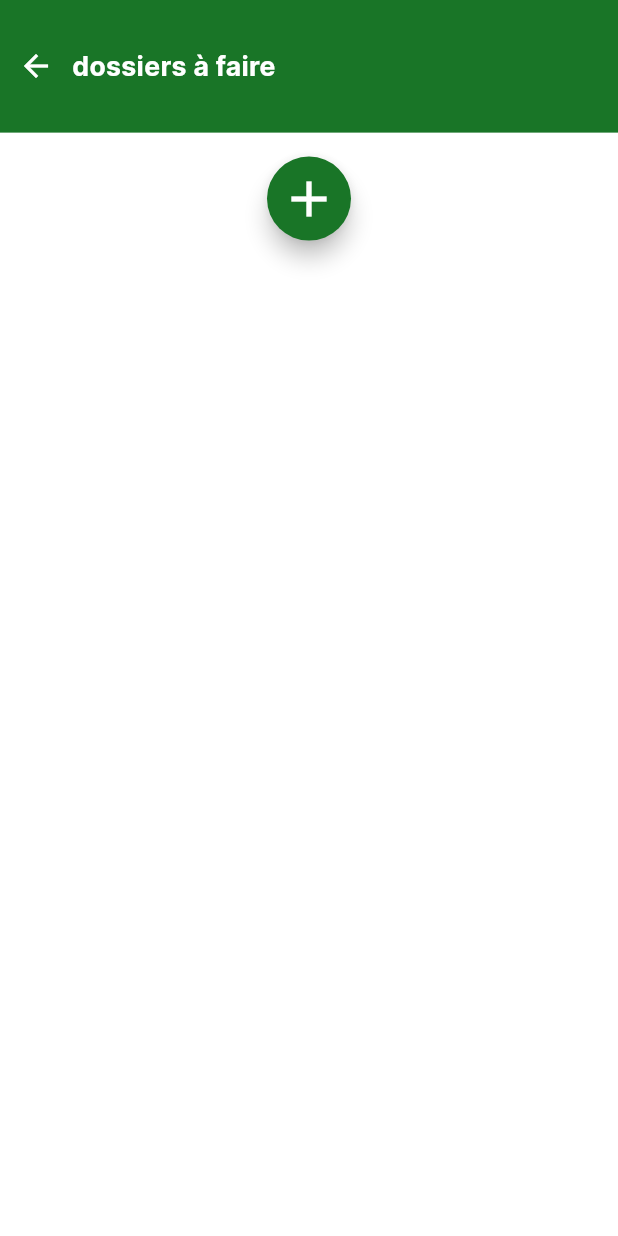
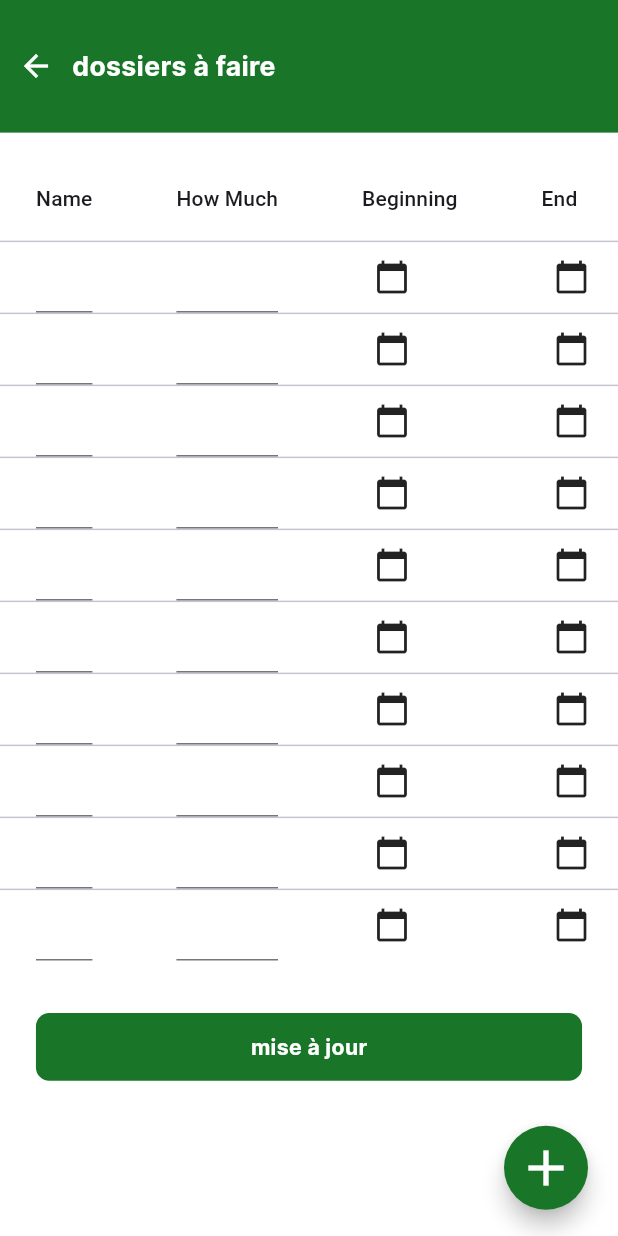
Before and after one commit to kesoth/Articles-App, a Flutter app: the P3ArticlesScreen screen opened by its route, after a tap on the "add" icon, on a phone screen of 412 x 824 dp. Run offline on Flutter 3.47's test engine with Material 3 defaults, Android fonts, the phone set to English and light mode, and no system bars; our stand-ins replace bloc, cloud_firestore, easy_localization, equatable, file_picker, firebase_auth and 8 more; missing offline and left inert: flutter_pdfview; accounts and stored records are empty.

Commit message:
article tables adding, saving, loading done

```diff
--- a/assets/translations/de-DE.json
+++ b/assets/translations/de-DE.json
@@ -54,5 +54,6 @@
     "incorrectOldPassword": "Falsches altes Passwort",
     "passwordMismatch": "Neues Passwort und Bestätigungspasswort stimmen nicht überein",
     "wrongOldPassEntered": "Falsches altes Passwort eingegeben",
-    "passwordUpdateSuccess": "Passwort erfolgreich aktualisiert"
+    "passwordUpdateSuccess": "Passwort erfolgreich aktualisiert",
+    "update": "aktualisieren"
 }
--- a/assets/translations/fr-FR.json
+++ b/assets/translations/fr-FR.json
@@ -54,5 +54,6 @@
     "incorrectOldPassword": "Ancien mot de passe incorrect",
     "passwordMismatch": "Le nouveau mot de passe et la confirmation du mot de passe ne correspondent pas",
     "wrongOldPassEntered": "Ancien mot de passe erroné saisi",
-    "passwordUpdateSuccess": "Mot de passe mis à jour avec succès"
+    "passwordUpdateSuccess": "Mot de passe mis à jour avec succès",
+    "update": "mise à jour"
 }
--- /dev/null
+++ b/lib/views/custom_widgets/data_table.dart
@@ -0,0 +1,154 @@
+import 'package:flutter/material.dart';
+
+class MyTable extends StatefulWidget {
+  final List<String> textFieldValues;
+  final List<DateTime?> selectedDates;
+  final Function(List<String>, List<DateTime?>) onUpdate;
+
+  const MyTable({
+    Key? key,
+    required this.textFieldValues,
+    required this.selectedDates,
+    required this.onUpdate,
+  }) : super(key: key);
+
+  @override
+  _MyTableState createState() => _MyTableState();
+}
+
+class _MyTableState extends State<MyTable> {
+  late final List<DataRow> _rows;
+  late final List<TextEditingController> _textControllers;
+
+  @override
+  void initState() {
+    super.initState();
+    _textControllers = List.generate(20,
+        (index) => TextEditingController(text: widget.textFieldValues[index]));
+    _rows = List<DataRow>.generate(
+      10,
+      (index) => DataRow(
+        cells: [
+          DataCell(TextField(
+            controller: _textControllers[index * 2],
+            onChanged: (_) => _updateTableData(),
+          )),
+          DataCell(TextField(
+            controller: _textControllers[index * 2 + 1],
+            onChanged: (_) => _updateTableData(),
+          )),
+          DataCell(_DateCell(
+            initialDate: widget.selectedDates[index],
+            onDateSelected: (DateTime? date) {
+              setState(() {
+                widget.selectedDates[index] = date;
+              });
+              _updateTableData();
+            },
+          )),
+          DataCell(_DateCell(
+            initialDate: widget.selectedDates[index],
+            onDateSelected: (DateTime? date) {
+              setState(() {
+                widget.selectedDates[index] = date;
+              });
+              _updateTableData();
+            },
+          )),
+        ],
+      ),
+    );
+  }
+
+  void _updateTableData() {
+    List<String> textFieldValues =
+        _textControllers.map((controller) => controller.text).toList();
+    widget.onUpdate(textFieldValues, widget.selectedDates);
+  }
+
+  @override
+  Widget build(BuildContext context) {
+    return SingleChildScrollView(
+      scrollDirection: Axis.horizontal,
+      child: SingleChildScrollView(
+        child: Column(
+          children: [
+            DataTable(
+              columns: const [
+                DataColumn(label: Text('Name')),
+                DataColumn(label: Text('How Much')),
+                DataColumn(label: Text('Beginning')),
+                DataColumn(label: Text('End')),
+              ],
+              rows: _rows,
+            ),
+            const SizedBox(
+              height: 30,
+            ),
+          ],
+        ),
+      ),
+    );
+  }
+
+  @override
+  void dispose() {
+    for (final controller in _textControllers) {
+      controller.dispose();
+    }
+    super.dispose();
+  }
+}
+
+class _DateCell extends StatefulWidget {
+  final DateTime? initialDate;
+  final ValueChanged<DateTime?>? onDateSelected;
+
+  const _DateCell({Key? key, this.initialDate, this.onDateSelected})
+      : super(key: key);
+
+  @override
+  _DateCellState createState() => _DateCellState();
+}
+
+class _DateCellState extends State<_DateCell> {
+  late DateTime? _selectedDate;
+
+  @override
+  void initState() {
+    super.initState();
+    _selectedDate = widget.initialDate;
+  }
+
+  @override
+  Widget build(BuildContext context) {
+    return InkWell(
+      onTap: () async {
+        final DateTime? picked = await showDatePicker(
+          context: context,
+          initialDate: _selectedDate ?? DateTime.now(),
+          firstDate: DateTime(2000),
+          lastDate: DateTime(2101),
+        );
+        if (picked != null && widget.onDateSelected != null) {
+          setState(() {
+            _selectedDate = picked;
+          });
+          widget.onDateSelected!(picked);
+        }
+      },
+      child: Container(
+        padding: EdgeInsets.all(8.0),
+        child: Row(
+          children: [
+            Icon(Icons.calendar_today),
+            SizedBox(width: 8.0),
+            Text(_selectedDate != null
+                ? '${_selectedDate!.day}/${_selectedDate!.month}/${_selectedDate!.year}'
+                : ''),
+          ],
+        ),
+      ),
+    );
+  }
+}
--- a/lib/views/screens/account/profile_widget.dart
+++ b/lib/views/screens/account/profile_widget.dart
@@ -371,7 +371,7 @@ class _ProfileState extends State<Profile> {
                         imagePath = null;
                       });
                     },
-                    child: const Text('Upload'),
+                    child: Text(local.tr(LocaleKeys.update)),
                   ),
                 ],
               ),
--- a/lib/views/screens/p3/p3articles_screen.dart
+++ b/lib/views/screens/p3/p3articles_screen.dart
@@ -1,10 +1,41 @@
 import 'dart:io';
 import 'package:articles_app/utils/app_colors.dart';
 import 'package:articles_app/views/custom_widgets/custom_appbar.dart';
+import 'package:articles_app/views/custom_widgets/custom_button.dart';
+import 'package:articles_app/views/custom_widgets/data_table.dart';
+import 'package:articles_app/views/custom_widgets/my_snackbar.dart';
 import 'package:flutter/material.dart';
-import 'package:file_picker/file_picker.dart';
 import 'package:articles_app/generated/locale_keys.g.dart';
 import 'package:easy_localization/easy_localization.dart' as local;
+
+import 'dart:convert';
+import 'package:shared_preferences/shared_preferences.dart';
+
+class MyTableData {
+  final List<String> textFieldValues;
+  final List<DateTime?> selectedDates;
+
+  MyTableData({required this.textFieldValues, required this.selectedDates});
+
+  // Serialization
+  Map<String, dynamic> toJson() {
+    return {
+      'textFieldValues': textFieldValues,
+      'selectedDates':
+          selectedDates.map((date) => date?.toIso8601String()).toList(),
+    };
+  }
+
+  // Deserialization
+  factory MyTableData.fromJson(Map<String, dynamic> json) {
+    return MyTableData(
+      textFieldValues: List<String>.from(json['textFieldValues']),
+      selectedDates: List<DateTime?>.from(json['selectedDates'].map(
+          (dateString) =>
+              dateString != null ? DateTime.tryParse(dateString) : null)),
+    );
+  }
+}
 
 class P3ArticlesScreen extends StatefulWidget {
   const P3ArticlesScreen({super.key});
@@ -14,16 +45,54 @@ class P3ArticlesScreen extends StatefulWidget {
 }
 
 class _P3ArticlesScreenState extends State<P3ArticlesScreen> {
-  File? _selectedMedia;
+  List<MyTableData> _tablesData = [];
 
-  Future<void> _pickFile(BuildContext context) async {
-    FilePickerResult? result = await FilePicker.platform.pickFiles();
+  @override
+  void initState() {
+    super.initState();
+    _loadTablesData();
+  }
 
-    if (result != null) {
+  Future<void> _loadTablesData() async {
+    SharedPreferences prefs = await SharedPreferences.getInstance();
+    String? id = prefs.getString("userId");
+    List<String>? tablesDataJson = prefs.getStringList('$id-tablesData');
+    if (tablesDataJson != null) {
       setState(() {
-        _selectedMedia = File(result.files.single.path!);
+        _tablesData = tablesDataJson
+            .map((jsonData) => MyTableData.fromJson(json.decode(jsonData)))
+            .toList();
       });
     }
+  }
+
+  Future<void> _saveTablesData() async {
+    SharedPreferences prefs = await SharedPreferences.getInstance();
+    String? id = prefs.getString("userId");
+    List<String> tablesDataJson =
+        _tablesData.map((data) => json.encode(data.toJson())).toList();
+    await prefs.setStringList('$id-tablesData', tablesDataJson);
+  }
+
+  void _addTable() {
+    setState(() {
+      _tablesData.add(MyTableData(
+        textFieldValues: List.filled(20, ''),
+        selectedDates: List.filled(10, null),
+      ));
+    });
+    _saveTablesData();
+  }
+
+  void _updateTableData(
+      int index, List<String> textFieldValues, List<DateTime?> selectedDates) {
+    setState(() {
+      _tablesData[index] = MyTableData(
+        textFieldValues: textFieldValues,
+        selectedDates: selectedDates,
+      );
+    });
+    _saveTablesData();
   }
 
   @override
@@ -37,14 +106,59 @@ class _P3ArticlesScreenState extends State<P3ArticlesScreen> {
             children: [
               CustomappBar(text: local.tr(LocaleKeys.fileToDo)),
               const SizedBox(height: 16),
-              FloatingActionButton(
-                onPressed: () => _pickFile(context),
+              for (var index = 0; index < _tablesData.length; index++)
+                MyTable(
+                  textFieldValues: _tablesData[index].textFieldValues,
+                  selectedDates: _tablesData[index].selectedDates,
+                  onUpdate: (updatedTextFieldValues, updatedSelectedDates) {
+                    _updateTableData(
+                        index, updatedTextFieldValues, updatedSelectedDates);
+                  },
+                ),
+              const SizedBox(
+                height: 5,
+              ),
+              _tablesData.length > 0
+                  ? InkWell(
+                      onTap: () {
+                        for (var index = 0;
+                            index < _tablesData.length;
+                            index++) {
+                          MyTable(
+                            textFieldValues: _tablesData[index].textFieldValues,
+                            selectedDates: _tablesData[index].selectedDates,
+                            onUpdate:
+                                (updatedTextFieldValues, updatedSelectedDates) {
+                              _updateTableData(index, updatedTextFieldValues,
+                                  updatedSelectedDates);
+                            },
+                          );
+                          SnackBarHelper.showSnackbar(
+                              context, local.tr(LocaleKeys.success));
+                        }
+                      },
+                      child: CustomButton(
+                        text: local.tr(LocaleKeys.update),
+                      ),
+                    )
+                  : const SizedBox(),
+              const SizedBox(
+                height: 30,
+              ),
+              Align(
+                alignment: Alignment.bottomRight,
+                child: Padding(
+                  padding: const EdgeInsets.only(right: 20, bottom: 10),
+                  child: FloatingActionButton(
+                    onPressed: () => _addTable(),
                     backgroundColor: kPrimaryMainColor,
                     shape: const CircleBorder(),
                     child: const Icon(
                       Icons.add,
                       color: Colors.white,
                       size: 40,
+                    ),
+                  ),
                 ),
               ),
             ],
```
Also changed, not shown: lib/generated/locale_keys.g.dart, 1 other file. Lines whose indentation alone changed are shown as unchanged.
